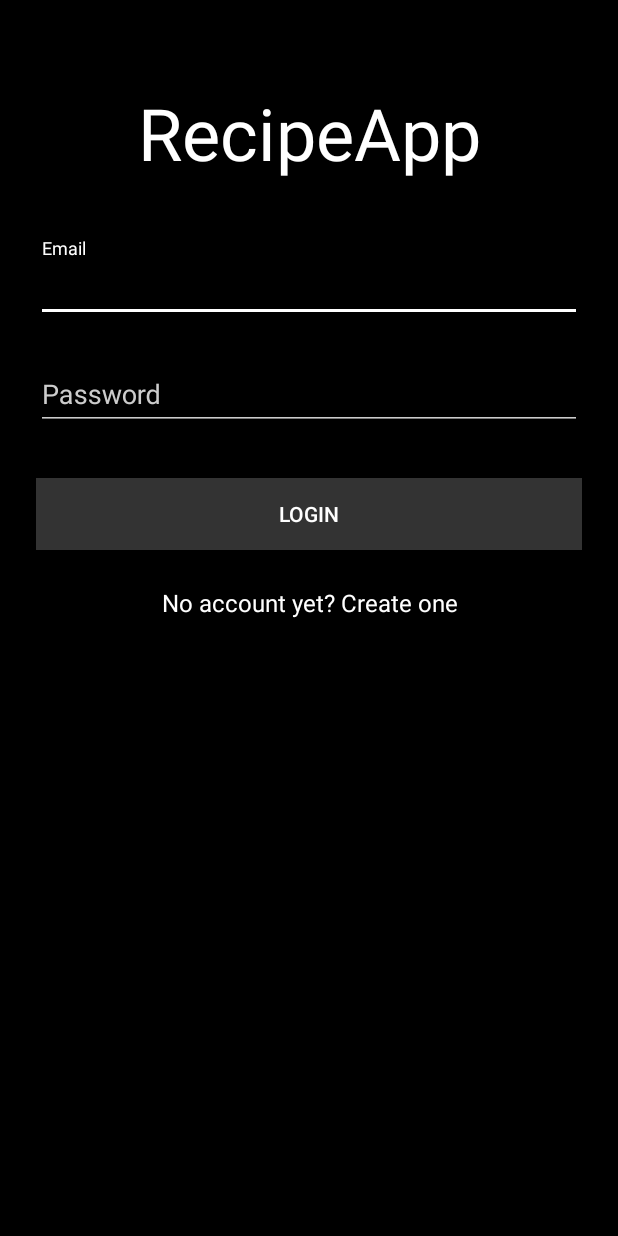
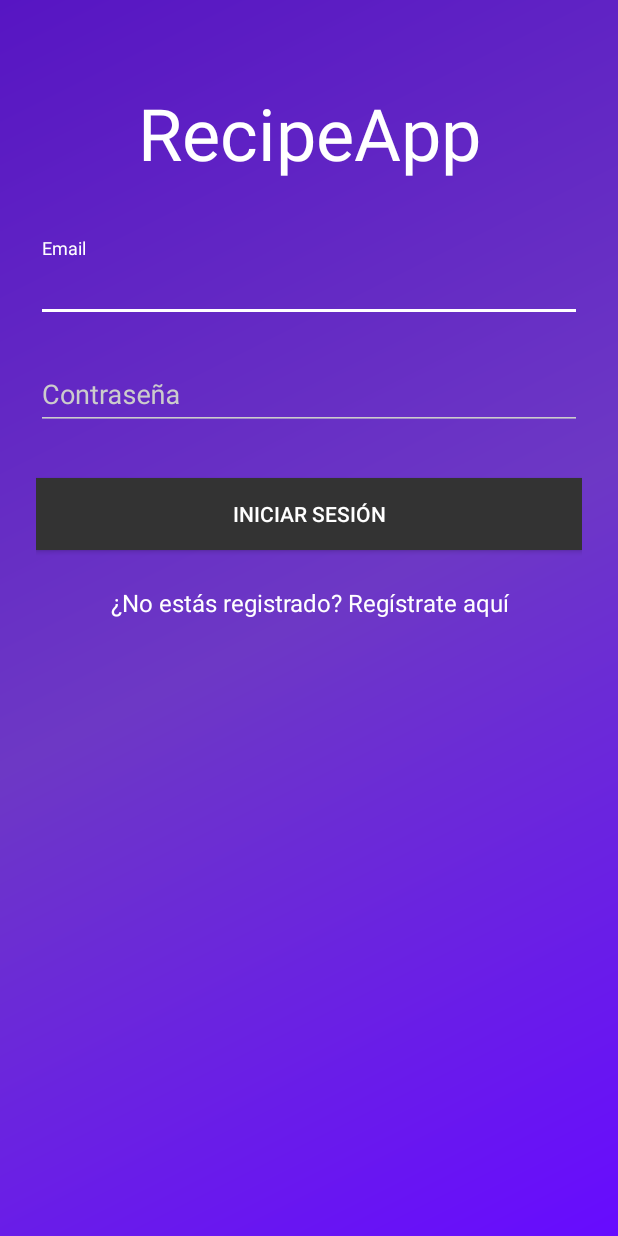
Before and after one commit to Arfonzo2k18/RecipeApp, an Android app: the screen it shows after launch (Login), on a phone screen of 412 x 824 dp. Run offline under Robolectric (Android 15) with nearby library versions, the phone set to English and light mode, and no system bars; our stand-ins replace ButterKnife, Volley; Roboto replaces fonts that are not available here.

Commit message:
Cambios en login

```diff
--- /dev/null
+++ b/app/src/main/res/drawable/bg_color.xml
@@ -0,0 +1,9 @@
+<?xml version="1.0" encoding="utf-8"?>
+<shape xmlns:android="http://schemas.android.com/apk/res/android">
+        <gradient
+            android:angle="135"
+            android:endColor="#5715c3"
+            android:centerColor="#6d38c5"
+            android:startColor="#670bff">
+        </gradient>
+</shape>
--- a/app/src/main/res/layout/activity_login.xml
+++ b/app/src/main/res/layout/activity_login.xml
@@ -5,6 +5,7 @@
     android:layout_height="fill_parent"
     xmlns:app="http://schemas.android.com/apk/res-auto"
     android:fitsSystemWindows="true"
+    android:background="@drawable/bg_color"
     android:theme="@style/AppTheme">
 
     <LinearLayout
@@ -16,6 +17,7 @@
         android:paddingRight="24dp">
 
         <!--  Email Label -->
+
         <TextView
             android:id="@+id/textView3"
             android:layout_width="match_parent"
@@ -26,6 +28,8 @@
             android:text="RecipeApp"
             android:textColor="@color/white"
             android:textSize="48sp" />
+
+        <!--  Password Label -->
 
         <android.support.design.widget.TextInputLayout
             android:layout_width="match_parent"
@@ -42,7 +46,6 @@
                 android:inputType="textEmailAddress" />
         </android.support.design.widget.TextInputLayout>
 
-        <!--  Password Label -->
         <android.support.design.widget.TextInputLayout
             android:layout_width="match_parent"
             android:layout_height="wrap_content"
@@ -54,7 +57,7 @@
                 android:id="@+id/input_password"
                 android:layout_width="match_parent"
                 android:layout_height="wrap_content"
-                android:hint="Password"
+                android:hint="Contraseña"
                 android:inputType="textPassword"
                 android:theme="@style/AppTheme.Dark" />
         </android.support.design.widget.TextInputLayout>
@@ -67,7 +70,7 @@
             android:layout_marginBottom="24dp"
             android:background="@color/primary_darker"
             android:padding="12dp"
-            android:text="Login"
+            android:text="Iniciar Sesión"
             android:textColor="@color/white"
             android:theme="@style/Widget.AppCompat.Button.Colored" />
 
@@ -77,9 +80,10 @@
             android:layout_height="wrap_content"
             android:layout_marginBottom="24dp"
             android:gravity="center"
-            android:text="No account yet? Create one"
+            android:text="¿No estás registrado? Regístrate aquí"
             android:textColor="@color/white"
             android:textSize="16dip" />
 
     </LinearLayout>
+
 </ScrollView>
--- a/app/src/main/res/values/colors.xml
+++ b/app/src/main/res/values/colors.xml
@@ -1,7 +1,7 @@
 <?xml version="1.0" encoding="utf-8"?>
 <resources>
-    <color name="primary">#000000</color>
-    <color name="primary_dark">#222222</color>
+    <color name="primary">#670bff</color>
+    <color name="primary_dark">#5715c3</color>
     <color name="primary_darker">#333333</color>
     <color name="accent">#FFFFFF</color>
     <color name="monsoon">#777777</color>
```
